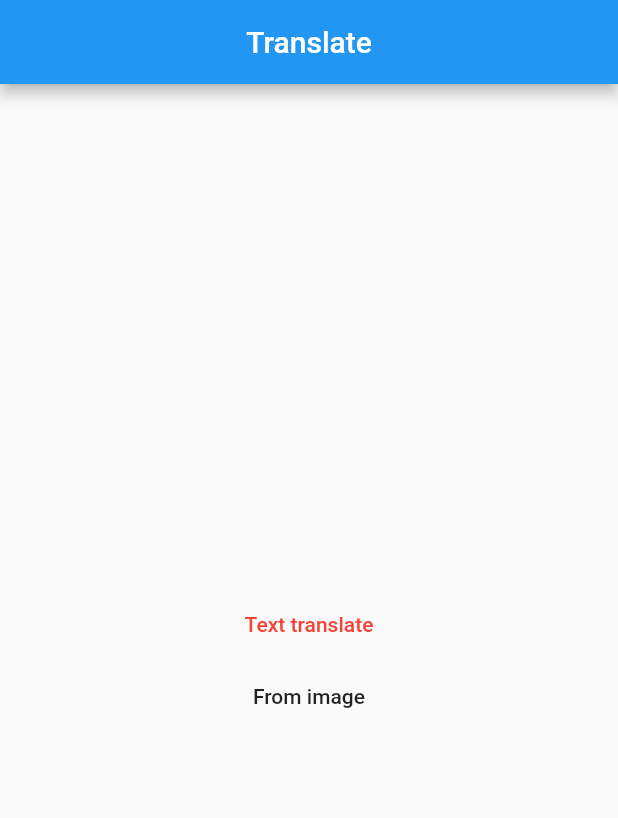
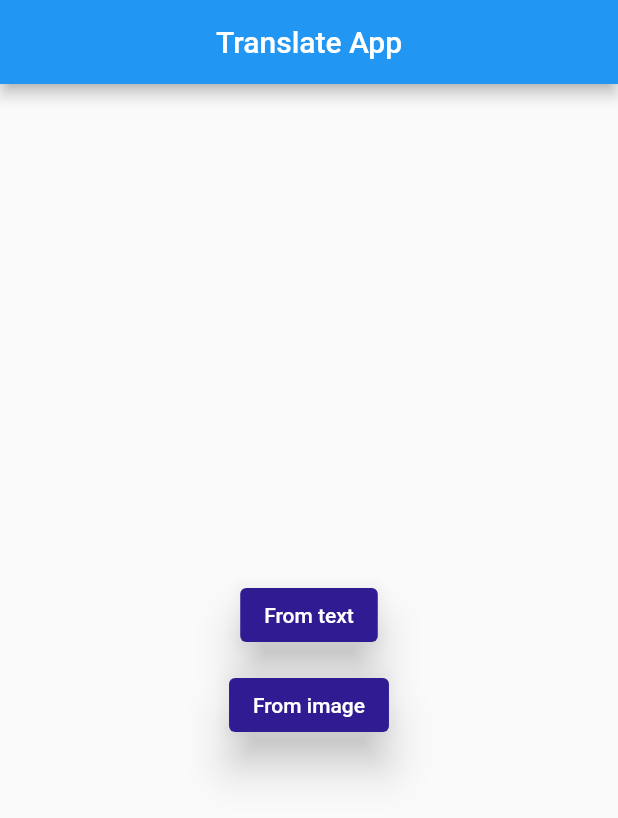
Before and after one commit to AaqilSh/Image-to-Text-Translation, a Flutter app: the screen it shows after launch, on a phone screen of 412 x 824 dp. Shown: the top 818 px of the screen. Run offline on Flutter 3.47's test engine with Material 2 defaults, Android fonts, the phone set to English and light mode, and no system bars; our stand-ins replace image_picker.

Commit message:
Added style to buttos

```diff
--- a/lib/views/home_page.dart
+++ b/lib/views/home_page.dart
@@ -1,5 +1,7 @@
 import 'package:flutter/cupertino.dart';
 import 'package:flutter/material.dart';
+import 'package:translate/views/image_translate.dart';
+import 'package:translate/views/text_translate.dart';
 
 import 'widgets/select_button.dart';
 
@@ -15,16 +17,25 @@ class _HomePageState extends State<HomePage> {
   Widget build(BuildContext context) {
     return Scaffold(
       appBar: AppBar(
-        title: const Text('Translate'),
+        title: const Text('Translate App'),
         centerTitle: true,
       ),
       body: Center(
         child: Column(
           mainAxisAlignment: MainAxisAlignment.center,
           crossAxisAlignment: CrossAxisAlignment.center,
-          children: [
-            const SelectButton(),
-            MaterialButton(onPressed: () {}, child: const Text('From image'))
+          children: const [
+            SelectButton(
+              label: 'From text',
+              page: TextTranslatepage(),
+            ),
+            SizedBox(
+              height: 12.0,
+            ),
+            SelectButton(
+              label: 'From image',
+              page: ImageTranslatePage(),
+            )
           ],
         ),
       ),
--- a/lib/views/widgets/select_button.dart
+++ b/lib/views/widgets/select_button.dart
@@ -1,21 +1,26 @@
 import 'package:flutter/material.dart';
+import 'package:flutter/rendering.dart';
 
 class SelectButton extends StatelessWidget {
+  final String label;
+  final Widget? page;
   const SelectButton({
+    this.page,
+    required this.label,
     Key? key,
   }) : super(key: key);
 
   @override
   Widget build(BuildContext context) {
-    return MaterialButton(
-      onPressed: () {},
-      child: const Text('Text translate'),
-      textColor: Colors.red,
-      shape: const RoundedRectangleBorder(
-        borderRadius: BorderRadius.all(
-          Radius.circular(12.0),
-        ),
-      ),
+    return ElevatedButton(
+      onPressed: () {
+        Navigator.push(context, MaterialPageRoute(builder: (_) => page!));
+      },
+      child: Text(label),
+      style: ButtonStyle(
+          alignment: Alignment.center,
+          backgroundColor: MaterialStateProperty.all(Colors.deepPurple[900]),
+          elevation: MaterialStateProperty.all(12.0)),
     );
   }
 }
```
